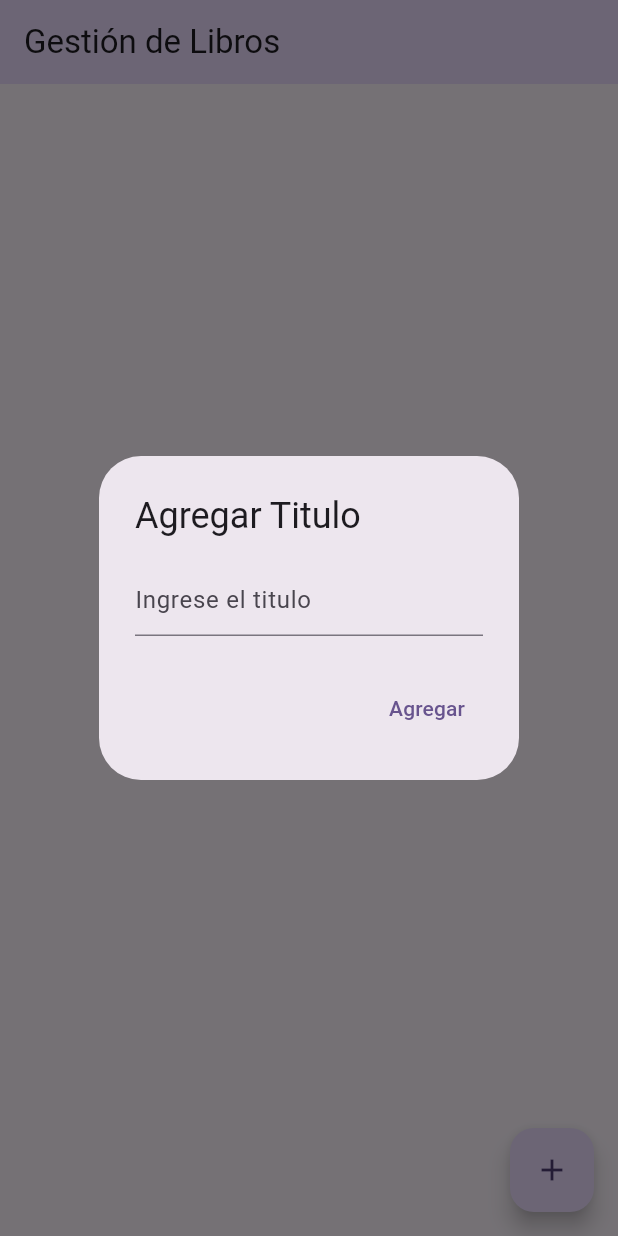
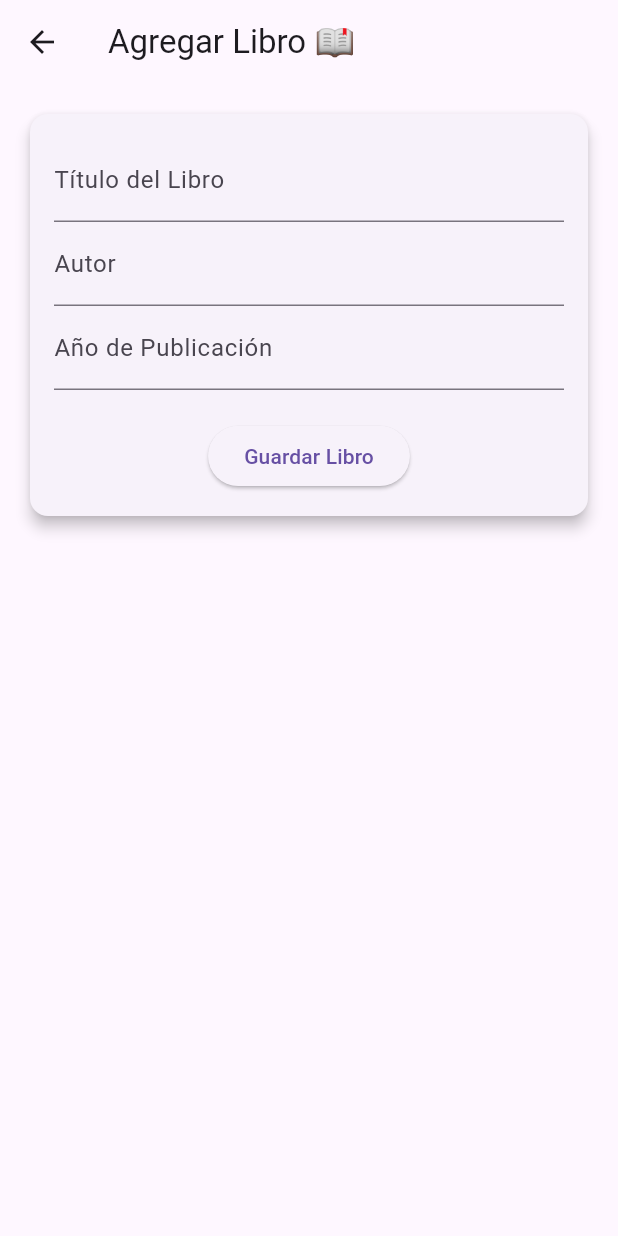
Before and after one commit to Abrilskop/test_sqlite, a Flutter app: the screen it shows after launch, after a tap on the "add" icon, on a phone screen of 412 x 824 dp. Run offline on Flutter 3.47's test engine with Material 3 defaults, Android fonts, the phone set to English and light mode, and no system bars; our stand-ins replace sqflite; accounts and stored records are empty.

Commit message:
chore: add advanced flormulario_libro

```diff
--- a/lib/database_helper.dart
+++ b/lib/database_helper.dart
@@ -1,77 +1,53 @@
-import 'package:test_sqlite/libros.dart';
 import 'package:sqflite/sqflite.dart';
 import 'package:path/path.dart';
+import 'libros.dart';
 
 class DatabaseHelper {
   static final DatabaseHelper _instance = DatabaseHelper._internal();
-  factory DatabaseHelper() => _instance;
+  static Database? _database;
 
-  static Database? _database;
+  factory DatabaseHelper() {
+    return _instance;
+  }
 
   DatabaseHelper._internal();
 
   Future<Database> get database async {
     if (_database != null) return _database!;
-    _database = await _initDatabase();
+    _database = await inicializarDB();
     return _database!;
   }
 
-  // Inicialización de la base de datos
-  Future<Database> _initDatabase() async {
-    String path = join(await getDatabasesPath(), 'bdlibros.db');
+  Future<Database> inicializarDB() async {
+    String path = join(await getDatabasesPath(), 'biblioteca.db');
     return await openDatabase(
       path,
-      onCreate: (db, version){
-        return db.execute(
-          "CREATE TABLE libros (id INTEGER PRIMARY KEY AUTOINCREMENT, tituloLibro TEXT",
-        );
+      version: 1,
+      onCreate: (db, version) {
+        db.execute('''
+          CREATE TABLE libros(
+            id INTEGER PRIMARY KEY AUTOINCREMENT,
+            titulo TEXT
+          )
+        ''');
       },
-      version: 1,
     );
   }
 
-  // CRUD Operaciones
-  Future<void> insertLibro(Libro item) async {
+  Future<void> insertLibro(Libro libro) async {
     final db = await database;
-    await db.insert('libros', item.toMap(), conflictAlgorithm: ConflictAlgorithm.replace);
+    await db.insert('libros', libro.toMap(),
+        conflictAlgorithm: ConflictAlgorithm.replace);
   }
 
-  Future<List<Libro>> getItems() async {
+  Future<List<Libro>> obtenerLibros() async {
     final db = await database;
     final List<Map<String, dynamic>> maps = await db.query('libros');
-
     return List.generate(maps.length, (i) {
       return Libro(
         id: maps[i]['id'],
-        tituloLibro: maps[i]['tituloLibro'],
+        tituloLibro: maps[i]['titulo'],
       );
     });
   }
-  Future<void> printDatabasePath() async {
-    String path = join(await getDatabasesPath(), 'bdlibros.db');
-    print("📂 Ruta de la base de datos: $path");
-  }
-
-  Future<int> eliminar(
-    String table,
-    {String? where, List<Object?>? whereArgs}
-  ) async {
-    final db = await _initDatabase();
-    return await db.delete(
-      table,
-      where: where,
-      whereArgs: whereArgs,
-    );
-  }
-
-  Future<int> actualizar(String table, Map<String, dynamic> values,
-    {String? where, List<Object?>? whereArgs}) async {
-    final db = await _initDatabase();
-    return await db.update(
-      table,
-      values,
-      where: where,
-      whereArgs: whereArgs,
-    );
-  }
 }
--- /dev/null
+++ b/lib/formulario_libro.dart
@@ -0,0 +1,68 @@
+import 'package:flutter/material.dart';
+import 'database_helper.dart';
+import 'libros.dart';
+
+class FormularioLibro extends StatefulWidget {
+  @override
+  _FormularioLibroState createState() => _FormularioLibroState();
+}
+
+class _FormularioLibroState extends State<FormularioLibro> {
+  final DatabaseHelper dbHelper = DatabaseHelper();
+  final TextEditingController tituloController = TextEditingController();
+  final TextEditingController autorController = TextEditingController();
+  final TextEditingController anioController = TextEditingController();
+
+  void guardarLibro() async {
+    if (tituloController.text.isNotEmpty &&
+        autorController.text.isNotEmpty &&
+        anioController.text.isNotEmpty) {
+
+      final nuevoLibro = Libro(
+        tituloLibro: tituloController.text,
+      );
+
+      await dbHelper.insertLibro(nuevoLibro);
+      Navigator.pop(context); // Cierra la pantalla después de guardar
+    }
+  }
+
+  @override
+  Widget build(BuildContext context) {
+    return Scaffold(
+      appBar: AppBar(title: Text('Agregar Libro 📖')),
+      body: Padding(
+        padding: const EdgeInsets.all(16.0),
+        child: Card(
+          elevation: 4,
+          child: Padding(
+            padding: const EdgeInsets.all(16.0),
+            child: Column(
+              mainAxisSize: MainAxisSize.min,
+              children: [
+                TextField(
+                  controller: tituloController,
+                  decoration: InputDecoration(labelText: 'Título del Libro'),
+                ),
+                TextField(
+                  controller: autorController,
+                  decoration: InputDecoration(labelText: 'Autor'),
+                ),
+                TextField(
+                  controller: anioController,
+                  decoration: InputDecoration(labelText: 'Año de Publicación'),
+                  keyboardType: TextInputType.number,
+                ),
+                SizedBox(height: 20),
+                ElevatedButton(
+                  onPressed: guardarLibro,
+                  child: Text('Guardar Libro'),
+                ),
+              ],
+            ),
+          ),
+        ),
+      ),
+    );
+  }
+}
--- a/lib/libros.dart
+++ b/lib/libros.dart
@@ -1,11 +1,10 @@
-class Libro{
-  int? id;
-  String tituloLibro;
+class Libro {
+  final int? id;
+  final String tituloLibro;
 
   Libro({this.id, required this.tituloLibro});
 
-  Map<String, dynamic> toMap(){
-    return {'id':id, 'tituloLibro':tituloLibro,
-    };
+  Map<String, dynamic> toMap() {
+    return {'id': id, 'titulo': tituloLibro};
   }
 }
--- a/lib/main.dart
+++ b/lib/main.dart
@@ -1,184 +1,75 @@
 import 'package:flutter/material.dart';
-import 'package:test_sqlite/libros.dart';
-import 'package:test_sqlite/database_helper.dart';
+import 'database_helper.dart';
+import 'libros.dart';
+import 'formulario_libro.dart';
 
 void main() {
-  runApp(const MyApp());
+  runApp(MiApp());
 }
 
-class MyApp extends StatelessWidget {
-  const MyApp({super.key});
-
+class MiApp extends StatelessWidget {
   @override
   Widget build(BuildContext context) {
     return MaterialApp(
-      title: 'CRUD Libros',
-      theme: ThemeData(
-        colorScheme: ColorScheme.fromSeed(seedColor: Colors.deepPurple),
-        useMaterial3: true,
-      ),
-      home: const MyHomePage(),
+      debugShowCheckedModeBanner: false,
+      title: 'Biblioteca',
+      theme: ThemeData(primarySwatch: Colors.deepPurple),
+      home: PantallaPrincipal(),
     );
   }
 }
 
-class MyHomePage extends StatefulWidget {
-  const MyHomePage({super.key});
-
+class PantallaPrincipal extends StatefulWidget {
   @override
-   State<MyHomePage> createState() => _MyHomePageState();
+  _PantallaPrincipalState createState() => _PantallaPrincipalState();
 }
 
-class _MyHomePageState extends State<MyHomePage> {
-  final DatabaseHelper _dbHelper = DatabaseHelper();
-  final TextEditingController _EditTituloLibro=TextEditingController();
-  List<Libro> _items = [];
+class _PantallaPrincipalState extends State<PantallaPrincipal> {
+  final DatabaseHelper dbHelper = DatabaseHelper();
+  List<Libro> libros = [];
 
   @override
   void initState() {
     super.initState();
-    _cargarListaLibros();
+    cargarLibros();
   }
 
-  Future<void> _cargarListaLibros() async {
-    final items = await _dbHelper.getItems();
+  void cargarLibros() async {
+    List<Libro> lista = await dbHelper.obtenerLibros();
     setState(() {
-      _items = items;
+      libros = lista;
     });
   }
 
-  void _agregarNuevoLibro(String tituloLibro) async {
-    final nuevoLibro = Libro(tituloLibro: tituloLibro);
-    await _dbHelper.insertLibro(nuevoLibro);
-    print("NUEVO LIBRO AGREGADO CON EXITO");
-    _cargarListaLibros();
+  void mostrarFormularioAgregar() {
+    Navigator.push(
+      context,
+      MaterialPageRoute(builder: (context) => FormularioLibro()),
+    ).then((_) => cargarLibros()); // Refresca la lista al volver
   }
 
-  void _mostrarVentanaAgregar(){
-    showDialog(
-      context: context,
-      builder: (context){
-        return AlertDialog(
-          title: const Text("Agregar Titulo"),
-          content: TextField(
-            controller: _EditTituloLibro,
-            decoration: const InputDecoration(hintText: "Ingrese el titulo"),
-          ),
-          actions: [
-            TextButton(
-              onPressed: (){
-                if(_EditTituloLibro.text!.isNotEmpty){
-                  _agregarNuevoLibro(_EditTituloLibro.text.toString());
-                  Navigator.of(context).pop();
-                }
-              },
-              child: Text("Agregar"),
-            ),
-          ],
-        );
-      }
-    );
-  }
-
-  void _eliminarLibro(int id) async {
-    await _dbHelper.eliminar('libros', where: 'id = ?', whereArgs: [id]);
-    _cargarListaLibros();
-  }
-
-  void _mostrarMensajeModificar(int id){
-    showDialog(
-      context: context,
-      builder: (context){
-        return AlertDialog(
-          title: Text("Confirmar eliminacion"),
-          content: Text("Estas seguro de que quieres eliinar este libro?"),
-          actions: [
-            TextButton(
-              onPressed: (){
-                Navigator.of(context).pop();
-              },
-              child: Text("Cancelar"),
-            ),
-          ],
-        );
-      }
-    );
-  }
-
-  void _actualizarLibro(int id, String nuevoTitulo) async {
-    await _dbHelper.actualizar(
-      'libros',
-      {'tituloLibro': nuevoTitulo},
-      where: 'id = ?',
-      whereArgs: [id],
-    );
-    _cargarListaLibros();
-  }
-
-  void _ventanaEditar(int id, String tituloActual) {
-    TextEditingController _tituloController = TextEditingController(text: tituloActual);
-
-    showDialog(
-      context: context,
-      builder: (context){
-        return AlertDialog(
-          title: Text("Modificar Titulo del Libro"),
-          content: TextField(
-            controller: _tituloController,
-            decoration: InputDecoration(
-              hintText: "Escribe el nuevo titulo"
-            ),
-          ),
-          actions: [
-            TextButton(
-              onPressed: (){
-                Navigator.of(context).pop();
-              },
-              child: Text("Cancelar"),
-            ),
-            TextButton(
-              onPressed: (){
-                if (_tituloController.text!.isNotEmpty){
-                  _actualizarLibro(id, _tituloController.text.toString());
-                }
-                Navigator.of(context).pop();
-              },
-              child: Text("Guardar"),
-            ),
-          ],
-        );
-      }
-    );
-  }
   @override
   Widget build(BuildContext context) {
     return Scaffold(
-      appBar: AppBar(
-        title: Text('Gestión de Libros'),
-        backgroundColor: Theme.of(context).colorScheme.primaryContainer,
-      ),
-      body: ListView.separated(
-        itemCount: _items.length,
-        separatorBuilder: (context, index) => Divider(),
-        itemBuilder: (context, index) {
-          final libro = _items[index];
-          return ListTile(
-            title: Text(libro.tituloLibro),
-            subtitle: Text('ID: ${libro.id}'),
-            trailing: IconButton(
-              icon: Icon(Icons.delete, color: Colors.grey),
-              onPressed: () {
-                _mostrarMensajeModificar(int.parse(libro.id.toString()));
+      appBar: AppBar(title: Text('Mi Biblioteca 📚')),
+      body: libros.isEmpty
+          ? Center(child: Text('No hay libros aún. Agrega uno! 📖'))
+          : ListView.builder(
+              itemCount: libros.length,
+              itemBuilder: (context, index) {
+                return Card(
+                  margin: EdgeInsets.all(8),
+                  elevation: 5,
+                  child: ListTile(
+                    title: Text(libros[index].tituloLibro,
+                        style: TextStyle(fontWeight: FontWeight.bold)),
+                    subtitle: Text('ID: ${libros[index].id}'),
+                  ),
+                );
               },
             ),
-            onTap: (){
-              _ventanaEditar(int.parse(libro.id.toString()), libro.tituloLibro);
-            },
-          );
-        },
-      ),
       floatingActionButton: FloatingActionButton(
-        onPressed: () => _mostrarVentanaAgregar(),
+        onPressed: mostrarFormularioAgregar,
         child: Icon(Icons.add),
       ),
     );
```
